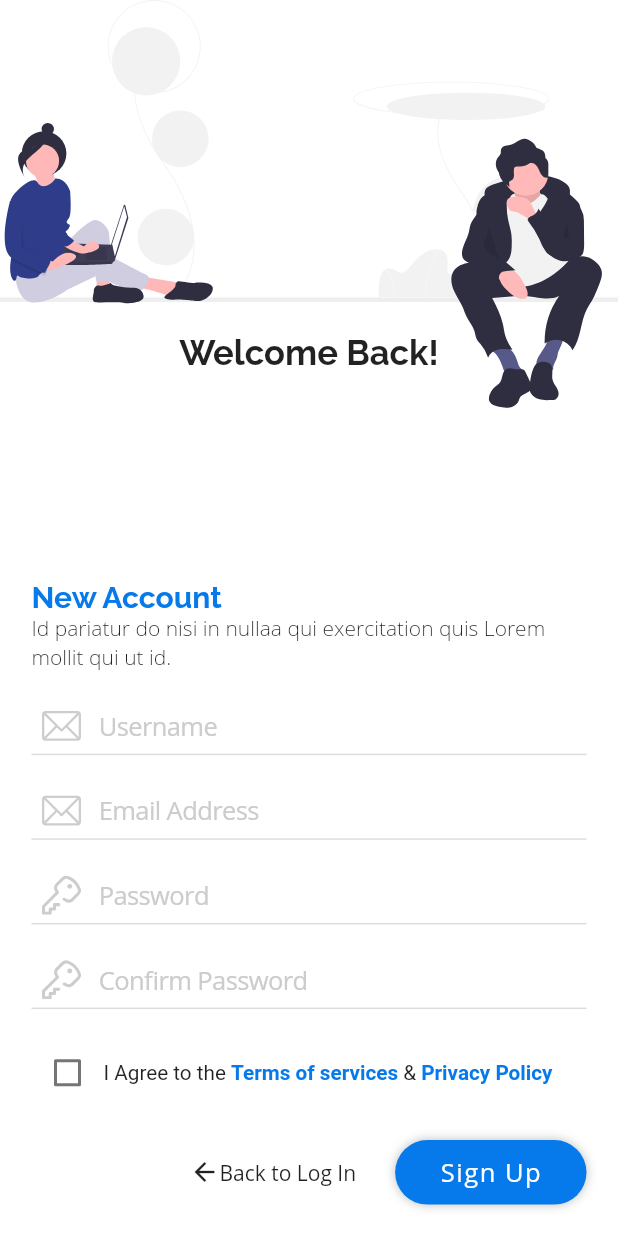
After one commit to gvillegasc/deezer_app, a Flutter app: the screen it shows after launch, swiped to page 2, on a phone screen of 412 x 824 dp. The commit adds this screen. Run offline on Flutter 3.47's test engine with Material 2 defaults, Android fonts, the phone set to English and light mode, and no system bars; our stand-ins replace after_layout, firebase_auth, firebase_core, flutter_svg, google_sign_in; missing offline and left inert: flutter_facebook_auth, flutter_facebook_login; accounts and stored records are empty.

Commit message:
register form and forgotform completed

```diff
--- a/lib/pages/login/login_page.dart
+++ b/lib/pages/login/login_page.dart
@@ -1,3 +1,5 @@
+import 'package:deezer_app/pages/login/widgets/forgot_password_form.dart';
+import 'package:deezer_app/pages/login/widgets/register_form.dart';
 import 'package:deezer_app/utils/responsive.dart';
 import 'package:flutter/material.dart';
 import 'package:flutter/services.dart';
@@ -8,6 +10,12 @@ import 'package:deezer_app/pages/login/widgets/login_form.dart';
 
 import 'package:after_layout/after_layout.dart';
 
+class LoginFormType {
+  static final int login = 0;
+  static final int register = 1;
+  static final int forgotPassword = 2;
+}
+
 class LoginPage extends StatefulWidget {
   static final routeName = 'login';
   @override
@@ -15,6 +23,9 @@ class LoginPage extends StatefulWidget {
 }
 
 class _LoginPageState extends State<LoginPage> with AfterLayoutMixin {
+  PageController _pageController =
+      PageController(initialPage: LoginFormType.login);
+
   @override
   void initState() {
     super.initState();
@@ -22,6 +33,19 @@ class _LoginPageState extends State<LoginPage> with AfterLayoutMixin {
       statusBarColor: Colors.transparent,
       statusBarIconBrightness: Brightness.dark,
     ));
+  }
+
+  @override
+  void dispose() {
+    _pageController.dispose();
+    super.dispose();
+  }
+
+  void _switchForm(int page) {
+    print(page);
+    print("asdasdasdasda");
+    _pageController.animateToPage(page,
+        duration: Duration(milliseconds: 300), curve: Curves.linear);
   }
 
   @override
@@ -53,7 +77,35 @@ class _LoginPageState extends State<LoginPage> with AfterLayoutMixin {
                       height: responsive.height,
                       child: Column(
                         mainAxisAlignment: MainAxisAlignment.spaceBetween,
-                        children: <Widget>[Welcome(), LoginForm()],
+                        children: <Widget>[
+                          Welcome(),
+                          Expanded(
+                            child: PageView(
+                              controller: _pageController,
+                              physics: NeverScrollableScrollPhysics(),
+                              children: <Widget>[
+                                LoginForm(
+                                  onGoToRegister: () {
+                                    _switchForm(LoginFormType.register);
+                                  },
+                                  onGoToForgotPassword: () {
+                                    _switchForm(LoginFormType.forgotPassword);
+                                  },
+                                ),
+                                RegisterForm(
+                                  onGoToLogin: () {
+                                    _switchForm(LoginFormType.login);
+                                  },
+                                ),
+                                ForgotPasswordForm(
+                                  onGoToLogin: () {
+                                    _switchForm(LoginFormType.login);
+                                  },
+                                )
+                              ],
+                            ),
+                          )
+                        ],
                       ),
                     ),
                   );
@@ -73,7 +125,16 @@ class _LoginPageState extends State<LoginPage> with AfterLayoutMixin {
                       ),
                       Expanded(
                         child: SingleChildScrollView(
-                          child: Container(child: Center(child: LoginForm())),
+                          child: Container(
+                              child: Center(
+                                  child: LoginForm(
+                            onGoToRegister: () {
+                              _switchForm(LoginFormType.register);
+                            },
+                            onGoToForgotPassword: () {
+                              _switchForm(LoginFormType.forgotPassword);
+                            },
+                          ))),
                         ),
                       )
                     ],
--- /dev/null
+++ b/lib/pages/login/widgets/register_form.dart
@@ -0,0 +1,168 @@
+import 'package:deezer_app/libs/auth.dart';
+import 'package:deezer_app/pages/home/home_page.dart';
+import 'package:deezer_app/utils/app_colors.dart';
+import 'package:deezer_app/utils/responsive.dart';
+import 'package:deezer_app/widgets/rounded_button.dart';
+import 'package:firebase_auth/firebase_auth.dart';
+import 'package:flutter/material.dart';
+import 'package:flutter/cupertino.dart';
+
+//  Widgets
+import 'package:deezer_app/pages/login/widgets/input_text_login.dart';
+
+class RegisterForm extends StatefulWidget {
+  final VoidCallback onGoToLogin;
+
+  const RegisterForm({Key key, @required this.onGoToLogin}) : super(key: key);
+
+  @override
+  _RegisterFormState createState() => _RegisterFormState();
+}
+
+class _RegisterFormState extends State<RegisterForm> {
+  bool _agree = false;
+
+  void _goTo(BuildContext context, User user) {
+    if (user != null) {
+      Navigator.pushReplacementNamed(context, HomePage.routeName);
+    } else {
+      print("Login failed");
+    }
+  }
+
+  @override
+  Widget build(BuildContext context) {
+    final Responsive responsive = Responsive.of(context);
+    return Align(
+      alignment: Alignment.bottomCenter,
+      child: SafeArea(
+        top: false,
+        child: Container(
+          padding: EdgeInsets.symmetric(horizontal: 15),
+          constraints: BoxConstraints(
+            maxWidth: 400,
+          ),
+          child: Column(
+            crossAxisAlignment: CrossAxisAlignment.start,
+            mainAxisSize: MainAxisSize.min,
+            children: <Widget>[
+              Text(
+                "New Account",
+                style: TextStyle(
+                    color: AppColors.primary,
+                    fontSize: 20,
+                    fontWeight: FontWeight.w700,
+                    fontFamily: 'Raleway'),
+              ),
+              Text(
+                "Id pariatur do nisi in nullaa qui exercitation quis Lorem mollit qui ut id.",
+                style: TextStyle(
+                  fontWeight: FontWeight.w300,
+                ),
+              ),
+              SizedBox(
+                height: responsive.ip(2),
+              ),
+              InputTextLogin(
+                iconPath: 'assets/pages/login/icons/email.svg',
+                placeholder: 'Username',
+              ),
+              SizedBox(
+                height: responsive.ip(2),
+              ),
+              InputTextLogin(
+                iconPath: 'assets/pages/login/icons/email.svg',
+                placeholder: 'Email Address',
+              ),
+              SizedBox(
+                height: responsive.ip(2),
+              ),
+              InputTextLogin(
+                iconPath: 'assets/pages/login/icons/key.svg',
+                placeholder: 'Password',
+              ),
+              SizedBox(
+                height: responsive.ip(2),
+              ),
+              InputTextLogin(
+                iconPath: 'assets/pages/login/icons/key.svg',
+                placeholder: 'Confirm Password',
+              ),
+              SizedBox(
+                height: responsive.ip(2),
+              ),
+              DefaultTextStyle(
+                style: TextStyle(
+                    fontSize: responsive.ip(1.5),
+                    color: Theme.of(context).textTheme.subtitle1.color),
+                child: Wrap(
+                  crossAxisAlignment: WrapCrossAlignment.center,
+                  children: <Widget>[
+                    Checkbox(
+                      value: _agree,
+                      onChanged: (isChecked) {
+                        setState(() {
+                          _agree = isChecked;
+                        });
+                      },
+                    ),
+                    Text("I Agree to the "),
+                    InkWell(
+                      onTap: () {},
+                      child: Text(
+                        "Terms of services",
+                        style: TextStyle(
+                            color: AppColors.primary,
+                            fontWeight: FontWeight.bold),
+                      ),
+                    ),
+                    Text(" & "),
+                    InkWell(
+                      onTap: () {},
+                      child: Text(
+                        "Privacy Policy",
+                        style: TextStyle(
+                            color: AppColors.primary,
+                            fontWeight: FontWeight.bold),
+                      ),
+                    ),
+                  ],
+                ),
+              ),
+              SizedBox(
+                height: responsive.ip(2),
+              ),
+              Row(
+                mainAxisAlignment: MainAxisAlignment.end,
+                children: <Widget>[
+                  FlatButton(
+                    child: Row(
+                      children: [
+                        Icon(
+                          Icons.arrow_back,
+                          size: 20,
+                        ),
+                        Text("Back to Log In"),
+                      ],
+                    ),
+                    onPressed: widget.onGoToLogin,
+                  ),
+                  SizedBox(
+                    width: 10,
+                  ),
+                  RoundedButton(
+                    label: "Sign Up",
+                    onPressed: () {},
+                  ),
+                ],
+              ),
+              SizedBox(
+                height: responsive.ip(2),
+              ),
+            ],
+          ),
+        ),
+      ),
+    );
+  }
+}
```
Also changed, not shown: lib/libs/auth.dart (+12 -19 lines), lib/pages/home/home_page.dart (+100 -14 lines), lib/pages/login/widgets/forgot_password_form.dart (added, +107 -0 lines), lib/pages/login/widgets/login_form.dart (+21 -10 lines), lib/utils/dialogs.dart (added, +30 -0 lines).
